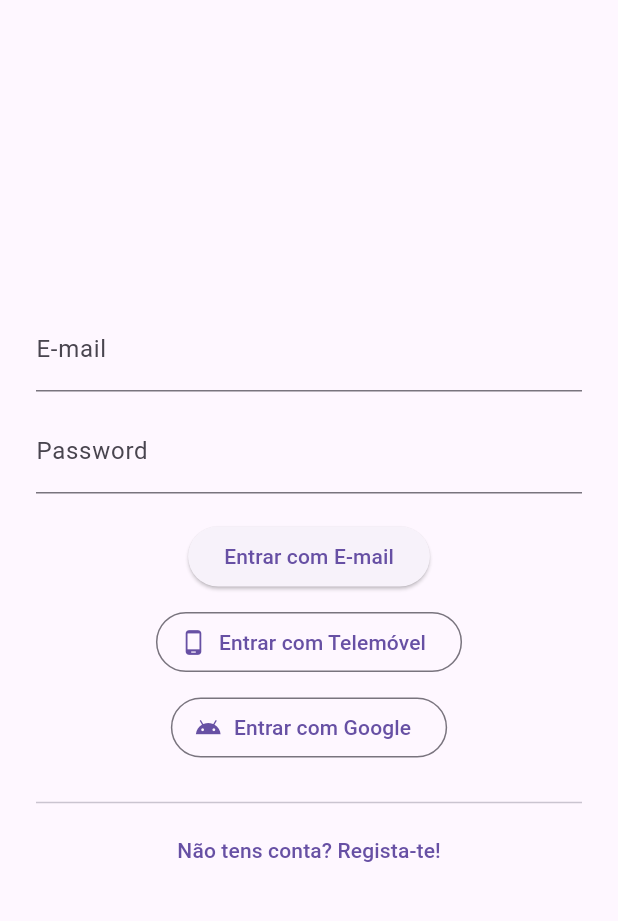
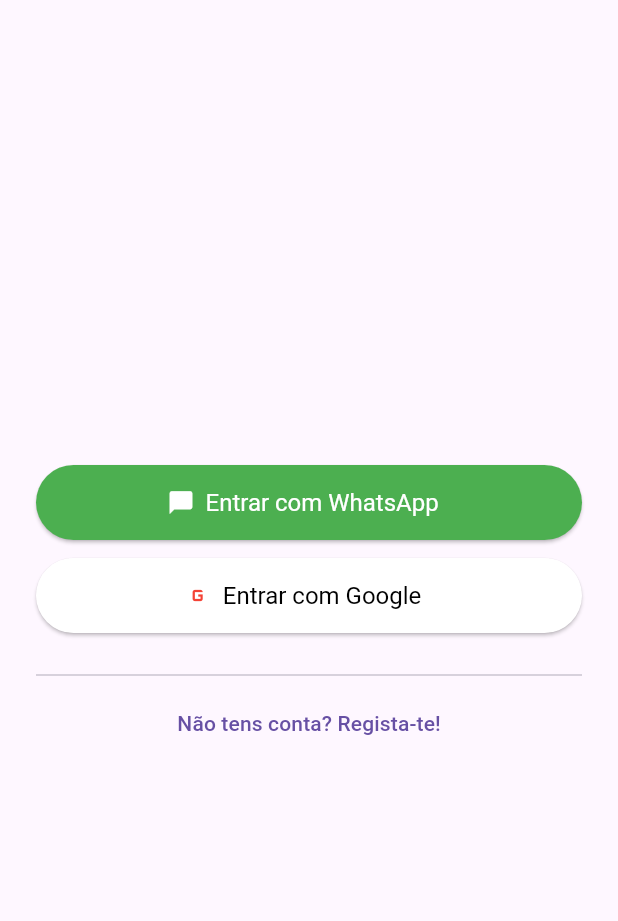
Before and after one commit to barnir/wishlist, a Flutter app: the screen it shows after launch, on a phone screen of 412 x 824 dp, the part 63-984 px from its top. Run offline on Flutter 3.47's test engine with Material 3 defaults, Android fonts, the phone set to English and light mode, and no system bars; our stand-ins replace cached_network_image, flutter_cache_manager, image_picker, intl_phone_field, supabase_flutter; missing offline and left inert: postgrest; accounts and stored records are empty.

Commit message:
feat: update authentication methods to support WhatsApp for OTP and modify login screens for clarity

```diff
--- a/lib/screens/login_screen.dart
+++ b/lib/screens/login_screen.dart
@@ -11,9 +11,6 @@ class LoginScreen extends StatefulWidget {
 }
 
 class _LoginScreenState extends State<LoginScreen> {
-  final _emailController = TextEditingController();
-  final _passwordController = TextEditingController();
-  final _formKey = GlobalKey<FormState>();
   final _authService = AuthService();
   final _userService = UserService();
 
@@ -23,26 +20,6 @@ class _LoginScreenState extends State<LoginScreen> {
   @override
   void initState() {
     super.initState();
-  }
-
-  String? _validarEmail(String? value) {
-    if (value == null || value.isEmpty) {
-      return 'Por favor, insira o seu e-mail.';
-    }
-    if (!value.contains('@')) {
-      return 'Por favor, insira um e-mail válido.';
-    }
-    return null;
-  }
-
-  String? _validarSenha(String? value) {
-    if (value == null || value.isEmpty) {
-      return 'Por favor, insira a sua senha.';
-    }
-    if (value.length < 8) {
-      return 'A senha deve ter pelo menos 8 caracteres.';
-    }
-    return null;
   }
 
   Future<void> _navigateToHomeOrLinkPhone() async {
@@ -55,27 +32,6 @@ class _LoginScreenState extends State<LoginScreen> {
       } else {
         if (!mounted) return;
         Navigator.pushReplacementNamed(context, '/home');
-      }
-    }
-  }
-
-  Future<void> _loginComEmail() async {
-    if (!_formKey.currentState!.validate()) return;
-
-    setState(() => _isLoading = true);
-
-    try {
-      await _authService.signInWithEmailAndPassword(
-        _emailController.text.trim(),
-        _passwordController.text,
-      );
-      if (!mounted) return;
-      await _navigateToHomeOrLinkPhone();
-    } catch (e) {
-      setState(() => _erro = 'Erro ao fazer login: ${e.toString()}');
-    } finally {
-      if (mounted) {
-        setState(() => _isLoading = false);
       }
     }
   }
@@ -107,46 +63,43 @@ class _LoginScreenState extends State<LoginScreen> {
       body: Center(
         child: SingleChildScrollView(
           padding: const EdgeInsets.all(24),
-          child: Form(
-            key: _formKey,
           child: Column(
+            mainAxisAlignment: MainAxisAlignment.center,
+            crossAxisAlignment: CrossAxisAlignment.stretch,
             children: [
               if (_erro != null) ...[
-                  Text(_erro!, style: const TextStyle(color: Colors.red)),
-                  const SizedBox(height: 12),
+                Text(
+                  _erro!,
+                  style: const TextStyle(color: Colors.red, fontSize: 16),
+                  textAlign: TextAlign.center,
+                ),
+                const SizedBox(height: 20),
               ],
-                TextFormField(
-                  controller: _emailController,
-                  decoration: const InputDecoration(labelText: 'E-mail'),
-                  validator: _validarEmail,
+              const SizedBox(height: 20),
+              ElevatedButton.icon(
+                icon: const Icon(Icons.chat_bubble),
+                label: const Text('Entrar com WhatsApp'),
+                onPressed: _isLoading ? null : _loginComTelemovel,
+                style: ElevatedButton.styleFrom(
+                  backgroundColor: Colors.green,
+                  foregroundColor: Colors.white,
+                  minimumSize: const Size(double.infinity, 50),
+                  textStyle: const TextStyle(fontSize: 16),
+                ),
               ),
               const SizedBox(height: 12),
-                TextFormField(
-                  controller: _passwordController,
-                  decoration: const InputDecoration(labelText: 'Password'),
-                  obscureText: true,
-                  validator: _validarSenha,
-                ),
-                const SizedBox(height: 18),
-                ElevatedButton(
-                  onPressed: _isLoading ? null : _loginComEmail,
-                  child: _isLoading
-                      ? const CircularProgressIndicator()
-                      : const Text('Entrar com E-mail'),
-                ),
-                const SizedBox(height: 9),
-                OutlinedButton.icon(
-                  icon: const Icon(Icons.phone_android),
-                  label: const Text('Entrar com Telemóvel'),
-                  onPressed: _isLoading ? null : _loginComTelemovel,
-                ),
-                const SizedBox(height: 9),
-                OutlinedButton.icon(
-                  icon: const Icon(Icons.android),
+              ElevatedButton.icon(
+                icon: const Icon(Icons.g_mobiledata, color: Colors.red),
                 label: const Text('Entrar com Google'),
                 onPressed: _isLoading ? null : _loginComGoogle,
+                style: ElevatedButton.styleFrom(
+                  backgroundColor: Colors.white,
+                  foregroundColor: Colors.black,
+                  minimumSize: const Size(double.infinity, 50),
+                  textStyle: const TextStyle(fontSize: 16),
                 ),
-                const SizedBox(height: 18),
+              ),
+              const SizedBox(height: 20),
               const Divider(),
               TextButton(
                 onPressed: () => Navigator.pushNamed(context, '/register'),
@@ -156,14 +109,8 @@ class _LoginScreenState extends State<LoginScreen> {
           ),
         ),
       ),
-      ),
     );
   }
 
-  @override
-  void dispose() {
-    _emailController.dispose();
-    _passwordController.dispose();
-    super.dispose();
+
 }
-}
--- a/lib/screens/telefone_login_screen.dart
+++ b/lib/screens/telefone_login_screen.dart
@@ -48,7 +48,7 @@ class _TelefoneLoginScreenState extends State<TelefoneLoginScreen> {
   Future<void> _verificarCodigo() async {
     if (_codeController.text.trim().isEmpty) {
       setState(() {
-        _error = 'Por favor, insere o código SMS recebido.';
+        _error = 'Por favor, insere o código recebido no WhatsApp.';
       });
       return;
     }
@@ -73,7 +73,7 @@ class _TelefoneLoginScreenState extends State<TelefoneLoginScreen> {
   @override
   Widget build(BuildContext context) {
     return Scaffold(
-      appBar: AppBar(title: const Text('Login com Telemóvel')),
+      appBar: AppBar(title: const Text('Login com WhatsApp')),
       body: Padding(
         padding: const EdgeInsets.all(24),
         child: Column(
@@ -108,7 +108,7 @@ class _TelefoneLoginScreenState extends State<TelefoneLoginScreen> {
                 controller: _codeController,
                 keyboardType: TextInputType.number,
                 decoration: const InputDecoration(
-                  labelText: 'Código SMS',
+                  labelText: 'Código do WhatsApp',
                   border: OutlineInputBorder(),
                 ),
               ),
```
Also changed, not shown: lib/services/auth_service.dart (+6 -3 lines), 1 other file. Lines whose indentation alone changed are shown as unchanged.
